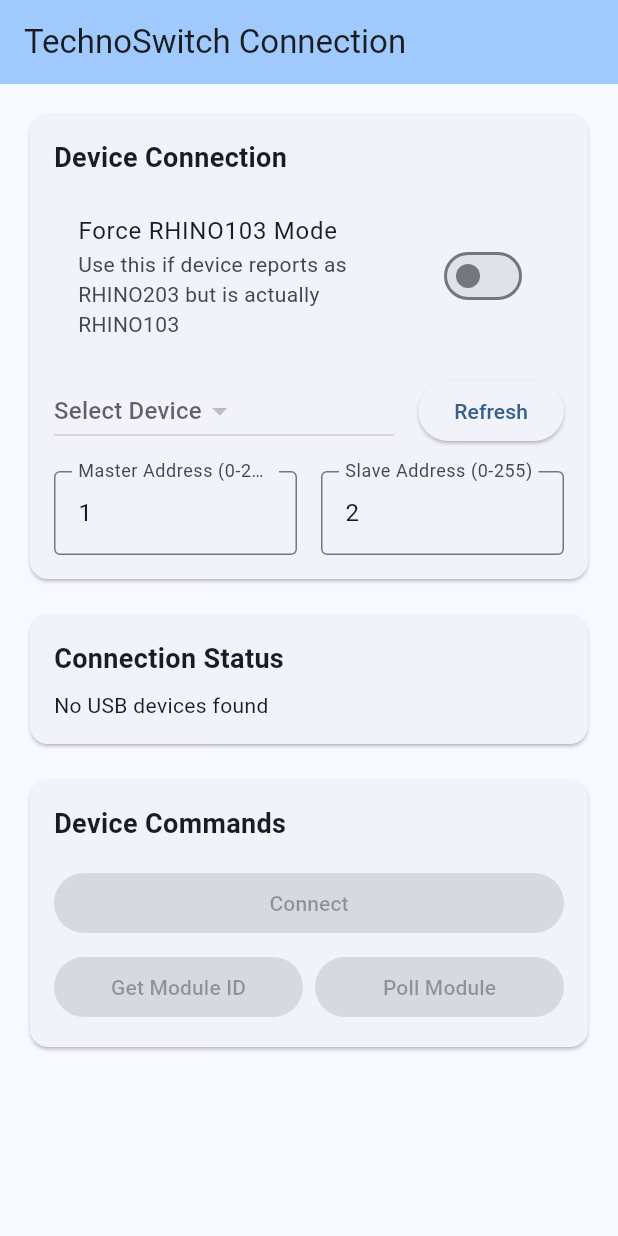
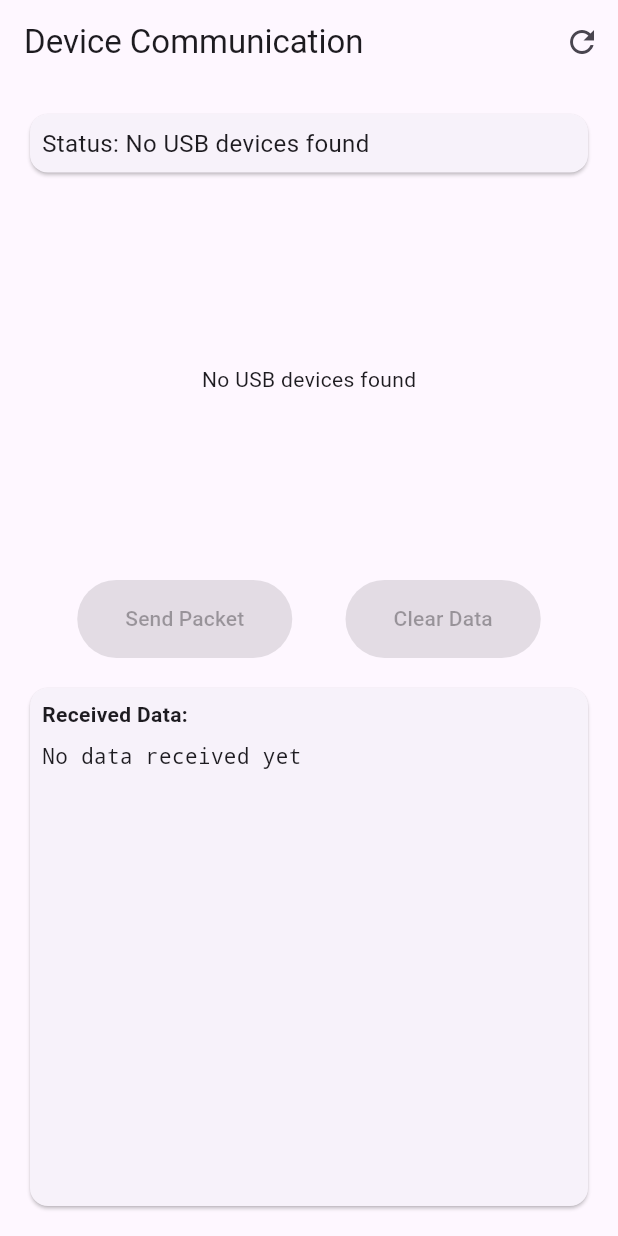
Before and after one commit to mano-emcus/technoswitch_app, a Flutter app: the screen it shows after launch, on a phone screen of 412 x 824 dp. Run offline on Flutter 3.47's test engine with Material 3 defaults, Android fonts, the phone set to English and light mode, and no system bars; missing offline and left inert: usb_serial.

Commit message:
Refactor main app structure and enhance USB device communication interface. Updated app title and layout, replaced master/slave address configuration with a more streamlined device connection process, and improved data handling and display for connected devices.

```diff
--- a/lib/main.dart
+++ b/lib/main.dart
@@ -1,326 +1,402 @@
+import 'dart:async';
+import 'dart:typed_data';
 import 'package:flutter/material.dart';
-import 'package:permission_handler/permission_handler.dart';
 import 'package:usb_serial/usb_serial.dart';
-import 'services/usb_serial_service.dart';
-import 'services/techno_switch_protocol.dart';
 
 void main() {
-  runApp(const MyApp());
+  runApp(MyApp());
 }
 
 class MyApp extends StatelessWidget {
-  const MyApp({super.key});
-
   @override
   Widget build(BuildContext context) {
     return MaterialApp(
-      title: 'TechnoSwitch App',
+      title: 'Device Communication Demo',
       theme: ThemeData(
-        colorScheme: ColorScheme.fromSeed(seedColor: Colors.blue),
-        useMaterial3: true,
+        primarySwatch: Colors.blue,
+        visualDensity: VisualDensity.adaptivePlatformDensity,
       ),
-      home: const MyHomePage(title: 'TechnoSwitch Connection'),
+      home: DeviceCommunicationScreen(),
     );
   }
 }
 
-class MyHomePage extends StatefulWidget {
-  const MyHomePage({super.key, required this.title});
-  final String title;
-
+class DeviceCommunicationScreen extends StatefulWidget {
   @override
-  State<MyHomePage> createState() => _MyHomePageState();
+  _DeviceCommunicationScreenState createState() => _DeviceCommunicationScreenState();
 }
 
-class _MyHomePageState extends State<MyHomePage> {
-  final UsbSerialService _serialService = UsbSerialService();
+class _DeviceCommunicationScreenState extends State<DeviceCommunicationScreen> {
+  // USB Serial connection objects
+  UsbPort? _port;
   List<UsbDevice> _devices = [];
-  UsbDevice? _selectedDevice;
-  String _status = 'Disconnected';
-  String _lastResponse = '';
-  bool _forceRhino103 = false;
+  StreamSubscription<Uint8List>? _subscription;
 
-  // Protocol settings
-  final _masterAddressController = TextEditingController(text: '1');
-  final _slaveAddressController = TextEditingController(text: '2');
+  // Control variables
+  bool _isConnected = false;
+  String _status = "Disconnected";
+  String _receivedData = "";
+
+  // Define the TX packet (MODULE_GENERAL_STATUS command)
+  final Uint8List _txPacket = Uint8List.fromList([
+    0xFE, // SOT (Start of Transmission)
+    0x01, // DES (Destination)
+    0x00, // ORI (Origin)
+    0x04, // TYP (Type) - MODULE_GENERAL_STATUS
+    0x00, 0x00, 0x00, 0x00, 0x00, 0x00, 0x00, 0x00, 0x00, 0x00, 0x00, 0x00, 0x00, 0x00, 0x00, 0x00,
+    0x00, 0x00, 0x00, 0x00, 0x00, 0x00, 0x00, 0x00, 0x00, 0x00, 0x00, 0x00, 0x00, 0x00, 0x00, 0x00,
+    0x00, 0x00, 0x00, 0x00, 0x00, 0x00, 0x00, 0x00, 0x00, 0x00, 0x00, 0x00, 0x00, 0x00, 0x00, 0x00,
+    0x00, 0x00, 0x00, 0x00, 0x00, 0x00, 0x00, 0x00, 0x00, 0x00, 0x00, 0x00, 0x00, 0x00, 0x00, 0x00,
+    0x00, 0x00, 0x00, 0x00, 0x00, 0x00, 0x00, 0x00, 0x00, 0x00, 0x00, 0x00, 0x00, 0x00, 0x00, 0x00,
+    0x00, 0x00, 0x00, 0x00, 0x00, 0x00, 0x00, 0x00, 0x00, 0x00, 0x00, 0x00, 0x00, 0x00, 0x00, 0x00,
+    0x00, 0x00, 0x00, 0x00, 0x00, 0x00, 0x00, 0x00, 0x00, 0x00, 0x00, 0x00, 0x00, 0x00, 0x00, 0x00,
+    0x00, 0x00, 0x00, 0x00, 0x00, 0x00, 0x00, 0x00, 0x00, 0x00, 0x00, 0x00, 0x00, 0x00, 0x00, 0x00,
+    0x00, 0x00, 0x00, 0x00, 0x00, 0x00, 0x00, 0x00, 0x00, 0x00, 0x00, 0x00, 0x00, 0x00, 0x00, 0x00,
+    0x00, 0x00, 0x00, 0x00, 0x00, 0x00, 0x00, 0x00, 0x00, 0x00, 0x00, 0x00, 0x00, 0x00, 0x00, 0x00,
+    0x00, 0x00, 0x00, 0x00, 0x00, 0x00, 0x00, 0x00, 0x00, 0x00, 0x00, 0x00, 0x00, 0x00, 0x00, 0x00,
+    0x00, 0x00, 0x00, 0x00, 0x00, 0x00, 0x00, 0x00, 0x00, 0x00, 0x00, 0x00, 0x00, 0x00, 0x00, 0x00,
+    0x00, 0x00, 0x00, 0x00, 0x00, 0x00, 0x00, 0x00, 0x00, 0x00, 0x00, 0x00, 0x00, 0x00, 0x00, 0x00,
+    0x00, 0xB1, 0x4A, 0xFD  // EOT (End of Transmission)
+  ]);
+
+  // Packet format constants
+  final int _packetStartByte = 0xFE;
+  final int _packetEndByte = 0xFD;
 
   @override
   void initState() {
     super.initState();
-    _checkPermission();
+    _initUsbSerial();
   }
 
   @override
   void dispose() {
-    _masterAddressController.dispose();
-    _slaveAddressController.dispose();
+    _disconnect();
     super.dispose();
   }
 
-  Future<void> _checkPermission() async {
-    var status = await Permission.storage.status;
-    if (!status.isGranted) {
-      await Permission.storage.request();
-    }
-    _refreshDevices();
+  // Initialize USB Serial and scan for available devices
+  Future<void> _initUsbSerial() async {
+    UsbSerial.usbEventStream?.listen((UsbEvent event) {
+      print("USB Event: ${event.event}, device: ${event.device?.productName}");
+      _refreshDeviceList();
+    });
+
+    await _refreshDeviceList();
   }
 
-  Future<void> _refreshDevices() async {
-    final devices = await _serialService.getAvailablePorts();
+  // Refresh the list of available USB devices
+  Future<void> _refreshDeviceList() async {
+    List<UsbDevice> devices = await UsbSerial.listDevices();
+    print("Found ${devices.length} USB devices");
+
     setState(() {
       _devices = devices;
       if (_devices.isEmpty) {
-        _status = 'No USB devices found';
+        _status = "No USB devices found";
+      } else {
+        _status = "${_devices.length} USB ${_devices.length == 1 ? 'device' : 'devices'} found";
       }
     });
   }
 
-  Future<void> _connect() async {
-    if (_selectedDevice == null) return;
+  // Connect to a USB device
+  Future<void> _connectToDevice(UsbDevice device) async {
+    _disconnect();
 
-    // Parse addresses
-    int? masterAddress;
-    int? slaveAddress;
+    setState(() {
+      _status = "Connecting to ${device.productName}...";
+    });
+
     try {
-      masterAddress = int.parse(_masterAddressController.text);
-      slaveAddress = int.parse(_slaveAddressController.text);
-      if (masterAddress < 0 || masterAddress > 255 ||
-          slaveAddress < 0 || slaveAddress > 255) {
+      _port = await device.create();
+
+      if (_port == null) {
         setState(() {
-          _status = 'Invalid address (must be 0-255)';
-        });
-        return;
-      }
-    } catch (e) {
-      setState(() {
-        _status = 'Invalid address format';
+          _status = "Failed to create port for ${device.productName}";
         });
         return;
       }
 
-    final success = await _serialService.connect(
-      _selectedDevice!,
-      masterAddress: masterAddress,
-      slaveAddress: slaveAddress,
+      bool openResult = await _port!.open();
+      if (!openResult) {
+        setState(() {
+          _status = "Failed to open port for ${device.productName}";
+        });
+        return;
+      }
+
+      // Configure port parameters
+      await _port!.setDTR(true);
+      await _port!.setRTS(true);
+      await _port!.setPortParameters(
+        115200,
+        UsbPort.DATABITS_8,
+        UsbPort.STOPBITS_1,
+        UsbPort.PARITY_NONE,
+      );
+
+      // Listen for incoming data
+      _subscription = _port!.inputStream!.listen(
+        (Uint8List data) {
+          print("Data received: ${_bytesToHex(data)} (${data.length} bytes)");
+          _onDataReceived(data);
+        },
+        onError: (error) {
+          print("Stream error: $error");
+          setState(() {
+            _status = "Communication error: $error";
+          });
+        },
+        onDone: () {
+          print("Stream closed");
+          setState(() {
+            _status = "Connection closed";
+            _isConnected = false;
+          });
+        },
       );
 
       setState(() {
-      _status = success
-              ? 'Connected to ${_selectedDevice!.deviceId}'
-              : 'Connection failed';
+        _isConnected = true;
+        _status = "Connected to ${device.productName}";
+      });
+
+    } catch (e) {
+      print("Error connecting to device: $e");
+      setState(() {
+        _status = "Error: ${e.toString()}";
+      });
+    }
+  }
+
+  // Disconnect from the current device
+  void _disconnect() {
+    if (_subscription != null) {
+      _subscription!.cancel();
+      _subscription = null;
+    }
+
+    if (_port != null) {
+      _port!.close();
+      _port = null;
+    }
+
+    setState(() {
+      _isConnected = false;
+      _status = "Disconnected";
     });
   }
 
-  Future<void> _disconnect() async {
-    await _serialService.disconnect();
+  // Send the TX packet to the device
+  Future<void> _sendPacket() async {
+    if (_port == null) {
       setState(() {
-      _status = 'Disconnected';
-      _selectedDevice = null;
+        _status = "Not connected to any device";
+      });
+      return;
+    }
+
+    try {
+      print("Sending packet: ${_bytesToHex(_txPacket)} (${_txPacket.length} bytes)");
+      await _port!.write(_txPacket);
+
+      setState(() {
+        _status = "Sent packet (${_txPacket.length} bytes)";
+      });
+
+      // Add a slight delay to allow the device to process and respond
+      await Future.delayed(Duration(milliseconds: 500));
+
+    } catch (e) {
+      print("Error sending packet: $e");
+      setState(() {
+        _status = "Error sending packet: ${e.toString()}";
       });
     }
-
-  Future<void> _sendModuleIdRequest() async {
-    final response = await _serialService.sendCommand([TechnoSwitchProtocol.CMD_MODULE_ID]);
-    setState(() {
-      if (response != null) {
-        final data = _serialService.protocol?.extractData(response);
-        _lastResponse = data != null
-            ? 'Module ID: ${data.map((b) => b.toRadixString(16).padLeft(2, '0')).join(' ')}'
-            : 'Invalid response format';
-      } else {
-        _lastResponse = 'No response received';
-      }
-    });
   }
 
-  Future<void> _sendModulePollRequest() async {
-    final response = await _serialService.sendCommand([TechnoSwitchProtocol.CMD_MODULE_POLL]);
+  // Handle incoming data
+  void _onDataReceived(Uint8List data) {
+    if (data.isEmpty) return;
+
+    String hexData = _bytesToHex(data);
+    print("Processing received data: $hexData");
+
     setState(() {
-      if (response != null) {
-        final data = _serialService.protocol?.extractData(response);
-        _lastResponse = data != null
-            ? 'Module Status: ${data.map((b) => b.toRadixString(16).padLeft(2, '0')).join(' ')}'
-            : 'Invalid response format';
-      } else {
-        _lastResponse = 'No response received';
-      }
+      _receivedData = hexData;
+      _status = "Received packet (${data.length} bytes)";
     });
+
+    _processPacket(data);
   }
 
-  void _toggleForceRhino103(bool? value) {
-    if (value != null) {
-      setState(() {
-        _forceRhino103 = value;
-        _serialService.setForceRhino103(value);
-      });
+  // Process a received packet
+  void _processPacket(Uint8List data) {
+    if (data.length < 4) {
+      print("Packet too small to be valid: ${data.length} bytes");
+      return;
     }
+
+    // Look for valid packet patterns
+    for (int i = 0; i < data.length; i++) {
+      if (data[i] == _packetStartByte) {
+        if (i + 3 < data.length) {
+          int endPos = _findEndByte(data, i);
+          if (endPos > i) {
+            _analyzePacket(data.sublist(i, endPos + 1));
+          }
+        }
+      }
+    }
+  }
+
+  // Find the packet end byte after a given start position
+  int _findEndByte(Uint8List data, int startPos) {
+    for (int i = startPos + 1; i < data.length; i++) {
+      if (data[i] == _packetEndByte) {
+        return i;
+      }
+    }
+    return -1;
+  }
+
+  // Analyze a complete packet
+  void _analyzePacket(Uint8List packet) {
+    if (packet[0] != _packetStartByte || packet[packet.length - 1] != _packetEndByte) {
+      print("Invalid packet framing");
+      return;
+    }
+
+    int destination = packet[1];
+    int origin = packet[2];
+    int type = packet[3];
+
+    print("Packet Analysis:");
+    print("- Start: 0x${packet[0].toRadixString(16).padLeft(2, '0').toUpperCase()}");
+    print("- Destination: 0x${destination.toRadixString(16).padLeft(2, '0').toUpperCase()}");
+    print("- Origin: 0x${origin.toRadixString(16).padLeft(2, '0').toUpperCase()}");
+    print("- Type: 0x${type.toRadixString(16).padLeft(2, '0').toUpperCase()}");
+    print("- End: 0x${packet[packet.length - 1].toRadixString(16).padLeft(2, '0').toUpperCase()}");
+
+    if (packet.length > 4) {
+      Uint8List data = packet.sublist(4, packet.length - 1);
+      print("- Data: ${_bytesToHex(data)}");
+    }
+  }
+
+  // Convert bytes to hex string
+  String _bytesToHex(Uint8List data) {
+    return data.map((byte) => byte.toRadixString(16).padLeft(2, '0').toUpperCase()).join(' ');
   }
 
   @override
   Widget build(BuildContext context) {
     return Scaffold(
       appBar: AppBar(
-        backgroundColor: Theme.of(context).colorScheme.inversePrimary,
-        title: Text(widget.title),
+        title: Text('Device Communication'),
+        actions: [
+          IconButton(
+            icon: Icon(Icons.refresh),
+            onPressed: _refreshDeviceList,
           ),
-      body: SingleChildScrollView(
+        ],
+      ),
+      body: Padding(
         padding: const EdgeInsets.all(16.0),
         child: Column(
           crossAxisAlignment: CrossAxisAlignment.stretch,
-          children: [
+          children: <Widget>[
+            // Status display
             Card(
               child: Padding(
-                padding: const EdgeInsets.all(16.0),
-                child: Column(
-                  crossAxisAlignment: CrossAxisAlignment.start,
-                  children: [
-                    const Text(
-                      'Device Connection',
-                      style: TextStyle(
-                        fontSize: 18,
-                        fontWeight: FontWeight.bold,
+                padding: const EdgeInsets.all(8.0),
+                child: Text(
+                  'Status: $_status',
+                  style: TextStyle(fontSize: 16),
                 ),
               ),
-                    const SizedBox(height: 16),
-                    SwitchListTile(
-                      title: const Text('Force RHINO103 Mode'),
-                      subtitle: const Text('Use this if device reports as RHINO203 but is actually RHINO103'),
-                      value: _forceRhino103,
-                      onChanged: _toggleForceRhino103,
             ),
-                    const SizedBox(height: 16),
-                    Row(
-                      children: [
+            SizedBox(height: 16),
+
+            // Device list
             Expanded(
-                          child: DropdownButton<UsbDevice>(
-                            hint: const Text('Select Device'),
-                            value: _selectedDevice,
-                            items: _devices.map((device) {
-                                  return DropdownMenuItem<UsbDevice>(
-                                    value: device,
-                                    child: Text(
-                                      '${device.vid}:${device.pid} (${device.manufacturerName ?? "Unknown"})',
+              flex: 2,
+              child: _devices.isEmpty
+                  ? Center(child: Text('No USB devices found'))
+                  : ListView.builder(
+                      itemCount: _devices.length,
+                      itemBuilder: (context, index) {
+                        return Card(
+                          child: ListTile(
+                            title: Text(_devices[index].productName ?? 'Unknown Device'),
+                            subtitle: Text(
+                              'VID: ${_devices[index].vid}, PID: ${_devices[index].pid}',
+                            ),
+                            trailing: ElevatedButton(
+                              child: Text(_isConnected ? 'Disconnect' : 'Connect'),
+                              onPressed: _isConnected
+                                  ? () => _disconnect()
+                                  : () => _connectToDevice(_devices[index]),
+                            ),
                           ),
                         );
-                                }).toList(),
-                            onChanged: (device) {
-                              setState(() {
-                                _selectedDevice = device;
-                              });
                       },
                     ),
             ),
-                        const SizedBox(width: 16),
+
+            // Control buttons
+            Padding(
+              padding: const EdgeInsets.symmetric(vertical: 16.0),
+              child: Row(
+                mainAxisAlignment: MainAxisAlignment.spaceEvenly,
+                children: [
                   ElevatedButton(
-                          onPressed: _refreshDevices,
-                          child: const Text('Refresh'),
-                        ),
-                      ],
-                    ),
-                    const SizedBox(height: 16),
-                    Row(
-                      children: [
-                        Expanded(
-                          child: TextField(
-                            controller: _masterAddressController,
-                            decoration: const InputDecoration(
-                              labelText: 'Master Address (0-255)',
-                              border: OutlineInputBorder(),
-                            ),
-                            keyboardType: TextInputType.number,
+                    onPressed: _isConnected ? _sendPacket : null,
+                    child: Text('Send Packet'),
+                    style: ElevatedButton.styleFrom(
+                      padding: EdgeInsets.symmetric(horizontal: 32, vertical: 16),
                     ),
                   ),
-                        const SizedBox(width: 16),
-                        Expanded(
-                          child: TextField(
-                            controller: _slaveAddressController,
-                            decoration: const InputDecoration(
-                              labelText: 'Slave Address (0-255)',
-                              border: OutlineInputBorder(),
-                            ),
-                            keyboardType: TextInputType.number,
+                  ElevatedButton(
+                    onPressed: _isConnected ? () {
+                      setState(() {
+                        _receivedData = "";
+                      });
+                    } : null,
+                    child: Text('Clear Data'),
+                    style: ElevatedButton.styleFrom(
+                      padding: EdgeInsets.symmetric(horizontal: 32, vertical: 16),
                     ),
                   ),
                 ],
               ),
-                  ],
             ),
-              ),
-            ),
-            const SizedBox(height: 16),
-            Card(
+
+            // Received data display
+            Expanded(
+              flex: 3,
+              child: Card(
                 child: Padding(
-                padding: const EdgeInsets.all(16.0),
+                  padding: const EdgeInsets.all(8.0),
                   child: Column(
                     crossAxisAlignment: CrossAxisAlignment.start,
                     children: [
-                    const Text(
-                      'Connection Status',
-                      style: TextStyle(
-                        fontSize: 18,
-                        fontWeight: FontWeight.bold,
+                      Text(
+                        'Received Data:',
+                        style: TextStyle(fontWeight: FontWeight.bold),
                       ),
-                    ),
-                    const SizedBox(height: 8),
-                    Text(_status),
-                    if (_lastResponse.isNotEmpty) ...[
-                      const SizedBox(height: 8),
-                      const Divider(),
-                      const SizedBox(height: 8),
-                      Text('Last Response: $_lastResponse'),
-                    ],
-                  ],
-                ),
-              ),
-            ),
-            const SizedBox(height: 16),
-            Card(
-              child: Padding(
-                padding: const EdgeInsets.all(16.0),
-                child: Column(
-                  crossAxisAlignment: CrossAxisAlignment.start,
-                  children: [
-                    const Text(
-                      'Device Commands',
-                      style: TextStyle(
-                        fontSize: 18,
-                        fontWeight: FontWeight.bold,
-                      ),
-                    ),
-                    const SizedBox(height: 16),
-                    Row(
-                      children: [
+                      SizedBox(height: 8),
                       Expanded(
-                          child: ElevatedButton(
-                            onPressed: _selectedDevice == null
-                      ? null
-                      : (_serialService.isConnected ? _disconnect : _connect),
+                        child: SingleChildScrollView(
                           child: Text(
-                _serialService.isConnected ? 'Disconnect' : 'Connect',
+                            _receivedData.isEmpty ? 'No data received yet' : _receivedData,
+                            style: TextStyle(fontFamily: 'monospace'),
                           ),
                         ),
                       ),
                     ],
                   ),
-                    const SizedBox(height: 8),
-                    Row(
-                      children: [
-                        Expanded(
-                          child: ElevatedButton(
-                            onPressed: _serialService.isConnected ? _sendModuleIdRequest : null,
-                            child: const Text('Get Module ID'),
-                          ),
-            ),
-                        const SizedBox(width: 8),
-                        Expanded(
-                          child: ElevatedButton(
-                            onPressed: _serialService.isConnected ? _sendModulePollRequest : null,
-                            child: const Text('Poll Module'),
-            ),
-                        ),
-                      ],
-                    ),
-                  ],
                 ),
               ),
             ),
```
Lines whose indentation alone changed are shown as unchanged.
